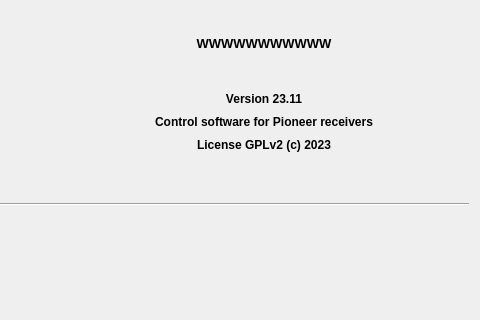
First picture: the form in src/aboutdialog.ui, repository AceOfSnakes/AvrPioRemote, before the edit; both pictures show x 120 to 600 and y 0 to 320 of the 600 by 420 pixel window.
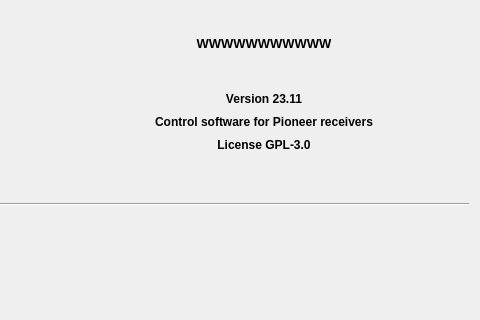
Second picture: the form after the edit. Icons and pictures are not drawn.

```diff
--- a/src/aboutdialog.ui
+++ b/src/aboutdialog.ui
@@ -185,7 +185,7 @@
            </font>
           </property>
           <property name="text">
-           <string>License GPLv2 (c) 2023</string>
+           <string>License GPL-3.0</string>
           </property>
           <property name="alignment">
            <set>Qt::AlignmentFlag::AlignCenter</set>
```
